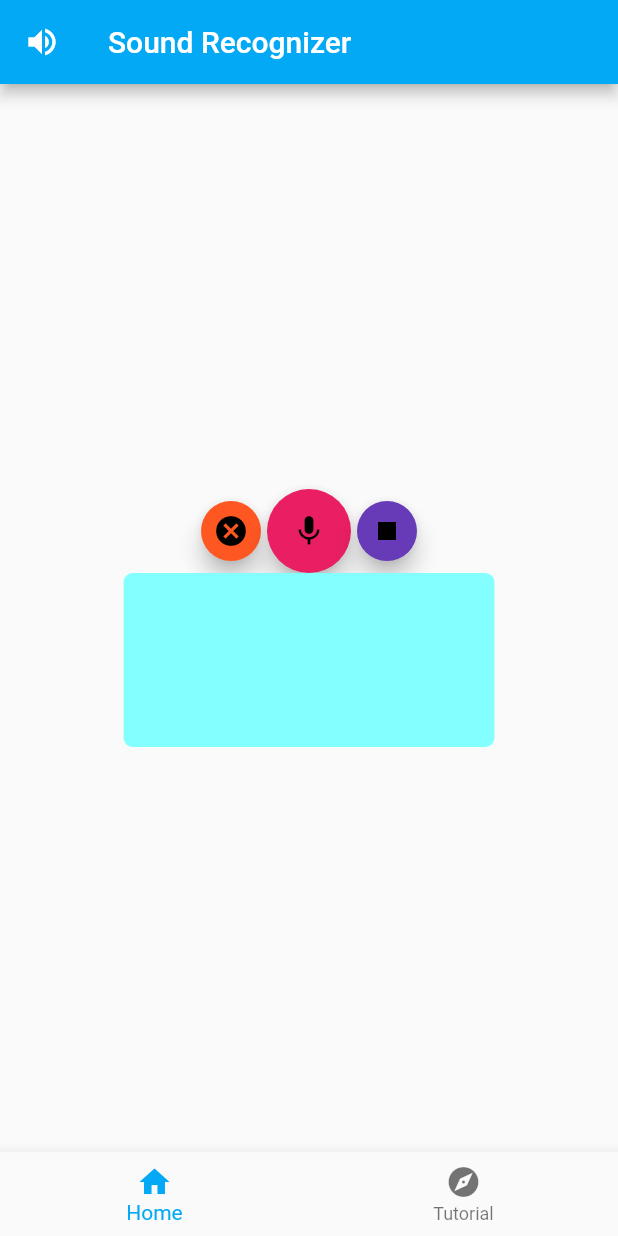
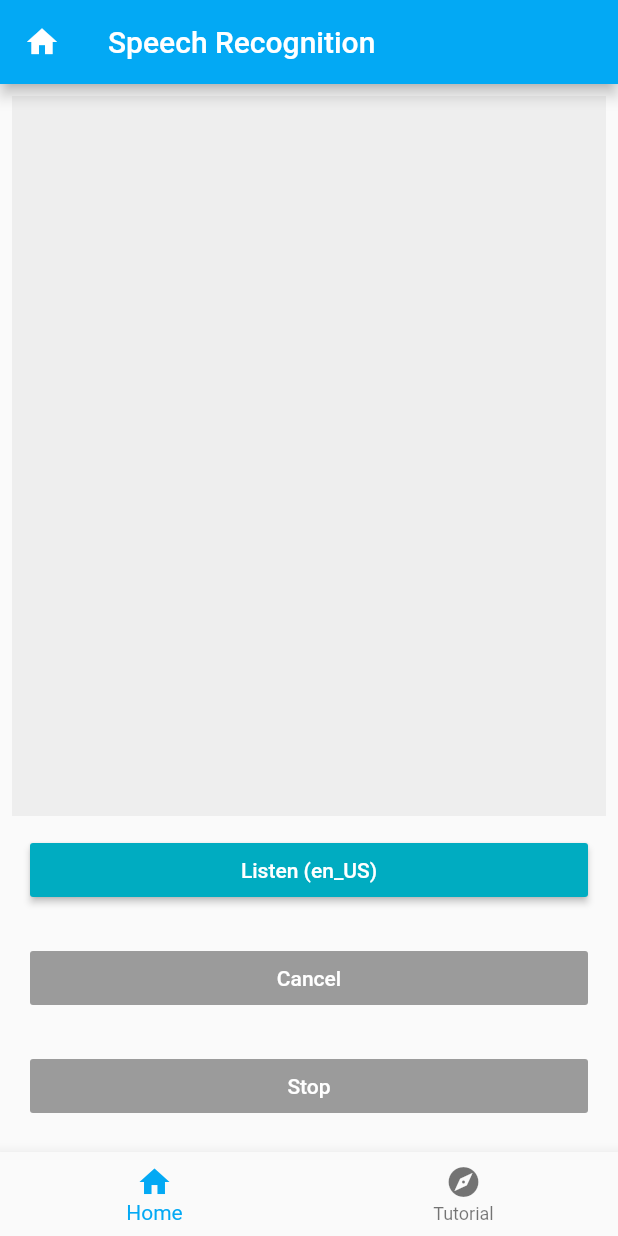
Before and after one commit to ABDERRAOUFMERAZKA/sound-recognizer, a Flutter app: the screen it shows after launch, on a phone screen of 412 x 824 dp. Run offline on Flutter 3.47's test engine with Material 2 defaults, Android fonts, the phone set to English and light mode, and no system bars; missing offline and left inert: permission, speech_recognition.

Commit message:
Update functionnement

```diff
--- a/lib/Home/VoiceHome.dart
+++ b/lib/Home/VoiceHome.dart
@@ -1,116 +1,146 @@
 import 'package:flutter/material.dart';
 import 'package:speech_recognition/speech_recognition.dart';
+import 'package:permission/permission.dart';
+
+const languages = const [
+  const Language('English', 'en_US'),
+];
+
+class Language {
+  final String name;
+  final String code;
+
+  const Language(this.name, this.code);
+}
 
 class VoiceHome extends StatefulWidget {
   @override
-  _VoiceHomeState createState() => _VoiceHomeState();
+  _VoiceHomeState createState() => new _VoiceHomeState();
 }
 
 class _VoiceHomeState extends State<VoiceHome> {
-  SpeechRecognition _speechRecognition;
-  bool _isAvailable = false;
+  String getPermission = '';
+  SpeechRecognition _speech;
+
+  bool _speechRecognitionAvailable = false;
   bool _isListening = false;
 
-  String resultText = "";
+  String transcription = '';
 
+  //String _currentLocale = 'en_US';
+  Language selectedLang = languages.first;
 
   @override
-  void initState() {
+  initState() {
     super.initState();
-    initSpeechRecognizer();
+    activateSpeechRecognizer();
+
+    // Request microphone/record_audio permissions
+    requestPermission();
   }
 
-  void initSpeechRecognizer() {
-    _speechRecognition = SpeechRecognition();
-
-    _speechRecognition.setAvailabilityHandler(
-            (bool result) => setState(() => _isAvailable = result)
-    );
-
-    _speechRecognition.setRecognitionStartedHandler(
-          () => setState(() => _isListening = true),
-    );
-
-    _speechRecognition.setRecognitionResultHandler(
-          (String speech) => setState(() => resultText = speech),
-    );
-
-    _speechRecognition.setRecognitionCompleteHandler(
-          () => setState(() => _isListening = false),
-    );
-
-    _speechRecognition.activate().then(
-          (result) => setState(() => _isAvailable = result),
-    );
+  // Platform messages are asynchronous, so we initialize in an async method.
+  void activateSpeechRecognizer() {
+    print('_MyAppState.activateSpeechRecognizer... ');
+    _speech = new SpeechRecognition();
+    _speech.setAvailabilityHandler(onSpeechAvailability);
+    _speech.setCurrentLocaleHandler(onCurrentLocale);
+    _speech.setRecognitionStartedHandler(onRecognitionStarted);
+    _speech.setRecognitionResultHandler(onRecognitionResult);
+    _speech.setRecognitionCompleteHandler(onRecognitionComplete);
+    _speech
+        .activate()
+        .then((res) => setState(() => _speechRecognitionAvailable = res));
   }
 
   @override
   Widget build(BuildContext context) {
-    // TODO: implement build
     return Scaffold(
-      body: Container(
-        child: Column(
-          mainAxisAlignment: MainAxisAlignment.center,
-          crossAxisAlignment: CrossAxisAlignment.center,
-          children: <Widget>[
-            Row(
-              mainAxisAlignment: MainAxisAlignment.center,
-              children: <Widget>[
-                FloatingActionButton(
-                  child: (Icon(Icons.cancel)),
-                  mini: true,
-                  backgroundColor: Colors.deepOrange,
-                  onPressed: () {
-                    if (_isListening) {
-                      _speechRecognition.cancel().then(
-                            (result) => setState(() => {
-                          _isListening = result,
-                          resultText = '',
-                        }),
-                      );
-                    }
-                  },
-                ),
-                FloatingActionButton(
-                  child: (Icon(Icons.mic)),
-                  backgroundColor: Colors.pink,
-                  onPressed: () {
-                    if (_isAvailable && !_isListening) {
-                      _speechRecognition
-                          .listen(locale: 'en_US')
-                          .then((result) => print('$result'));
-                    }
-                  },
-                ),
-                FloatingActionButton(
-                  child: (Icon(Icons.stop)),
-                  mini: true,
-                  backgroundColor: Colors.deepPurple,
-                  onPressed: () {
-                    if (_isListening) {
-                      _speechRecognition.stop().then(
-                              (result) => setState(() => _isListening = result)
-                      );
-                    }
-                  },
-                )
-              ],
-            ),
-            Container(
-              width: MediaQuery.of(context).size.width * 0.6,
-              decoration: BoxDecoration(
-                color: Colors.cyanAccent[100],
-                borderRadius: BorderRadius.circular(6.0),
+        body: new Padding(
+            padding: new EdgeInsets.all(8.0),
+            child: new Center(
+              child: new Column(
+                mainAxisSize: MainAxisSize.min,
+                crossAxisAlignment: CrossAxisAlignment.stretch,
+                children: [
+                  new Expanded(
+                      child: new Container(
+                          padding: const EdgeInsets.all(8.0),
+                          color: Colors.grey.shade200,
+                          child: new Text(transcription))),
+                  _buildButton(
+                    onPressed: !_isListening
+                        ? () => start()
+                        : null,
+                    label: _isListening
+                        ? 'Listening...'
+                        : 'Listen (${selectedLang.code})',
+                  ),
+                  _buildButton(
+                    onPressed: _isListening ? () => cancel() : null,
+                    label: 'Cancel',
+                  ),
+                  _buildButton(
+                    onPressed: _isListening ? () => stop() : null,
+                    label: 'Stop',
+                  ),
+                ],
               ),
-              padding: EdgeInsets.symmetric(
-                vertical: 50.0,
-                horizontal: 12.0,
-              ),
-              child: Text(resultText),
-            )
-          ],
-        ),
-      ),
+            )),
     );
   }
+
+  List<CheckedPopupMenuItem<Language>> get _buildLanguagesWidgets => languages
+      .map((l) => new CheckedPopupMenuItem<Language>(
+    value: l,
+    checked: selectedLang == l,
+    child: new Text(l.name),
+  ))
+      .toList();
+
+  void _selectLangHandler(Language lang) {
+    setState(() => selectedLang = lang);
+  }
+
+  Widget _buildButton({String label, VoidCallback onPressed}) => new Padding(
+      padding: new EdgeInsets.all(12.0),
+      child: new RaisedButton(
+        color: Colors.cyan.shade600,
+        onPressed: onPressed,
+        child: new Text(
+          label,
+          style: const TextStyle(color: Colors.white),
+        ),
+      ));
+
+  void start() => _speech
+      .listen(locale: selectedLang.code)
+      .then((result) => setState(() => _isListening = true));
+
+  void cancel() =>
+      _speech.cancel().then((result) => setState(() => _isListening = false));
+
+  void stop() =>
+      _speech.stop().then((result) => setState(() => _isListening = false));
+
+  void onSpeechAvailability(bool result) =>
+      setState(() => _speechRecognitionAvailable = result);
+
+  void onCurrentLocale(String locale) {
+    print('_MyAppState.onCurrentLocale... $locale');
+    setState(
+            () => selectedLang = languages.firstWhere((l) => l.code == locale));
+  }
+
+  void onRecognitionStarted() => setState(() => _isListening = true);
+
+  void onRecognitionResult(String text) => setState(() => transcription = text);
+
+  void onRecognitionComplete() => setState(() => _isListening = false);
+
+  // Setting/Requesting permissions at run time
+  requestPermission() async {
+    final res = await Permission.requestSinglePermission(PermissionName.Microphone);
+    print(res);
+  }
 }
--- a/lib/HowToUse/HowToUse.dart
+++ b/lib/HowToUse/HowToUse.dart
@@ -12,7 +12,7 @@ class HowToUse extends StatelessWidget {
                 Row(
                   mainAxisAlignment: MainAxisAlignment.center,
                   children: <Widget>[
-            Text('1/- Click in microphone Button for start registrement', textAlign: TextAlign.start, style: TextStyle(fontWeight: FontWeight.bold, color: Colors.pink)),
+                    Text('1/- Click in Listen Button for start registrement', textAlign: TextAlign.start, style: TextStyle(fontWeight: FontWeight.bold, color: Colors.pink)),
                   ],
                 ),
                 Row(
--- a/lib/Navigation/Navigation.dart
+++ b/lib/Navigation/Navigation.dart
@@ -11,7 +11,7 @@ class _TabsState extends State<Tabs> {
   // init list of tabsbar
   final List<Map<String, Object>> _listTabsbar = [
     {
-      'title': 'Sound Recognizer',
+      'title': 'Speech Recognition',
       'body': VoiceHome(),
       'icon': Icons.home,
       'icon_name': 'Home',
@@ -38,10 +38,9 @@ class _TabsState extends State<Tabs> {
       leading: Builder(
           builder: (BuildContext context){
             return IconButton(
-              icon: Icon(Icons.volume_up),
+              icon: Icon(_listTabsbar[_indexTabsbar]['icon']),
               color: Colors.white,
               onPressed: () {
-
               },
             );
           }),
--- a/pubspec.yaml
+++ b/pubspec.yaml
@@ -24,6 +24,7 @@ dependencies:
   # Use with the CupertinoIcons class for iOS style icons.
   cupertino_icons: ^0.1.2
   speech_recognition: ^0.3.0+1
+  permission: ^0.1.0
 
 dev_dependencies:
   flutter_test:
```
Also changed, not shown: pubspec.lock, 2 other files. Lines whose indentation alone changed are shown as unchanged.
